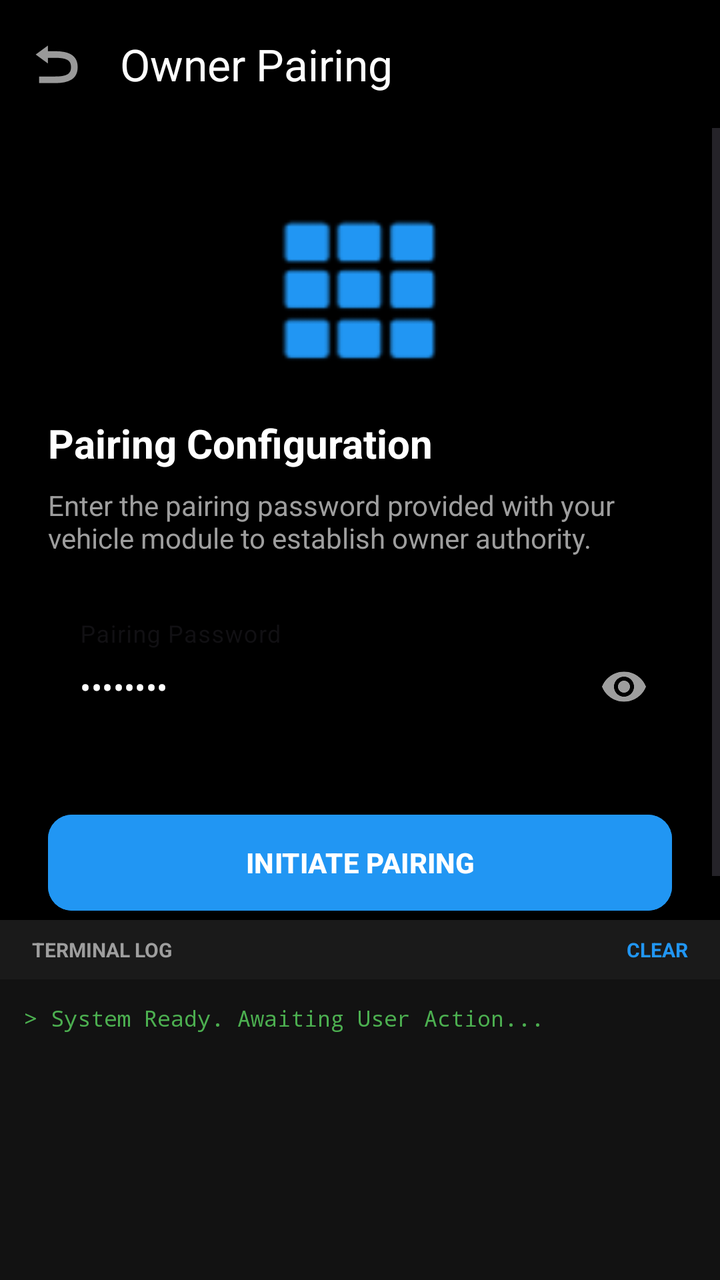
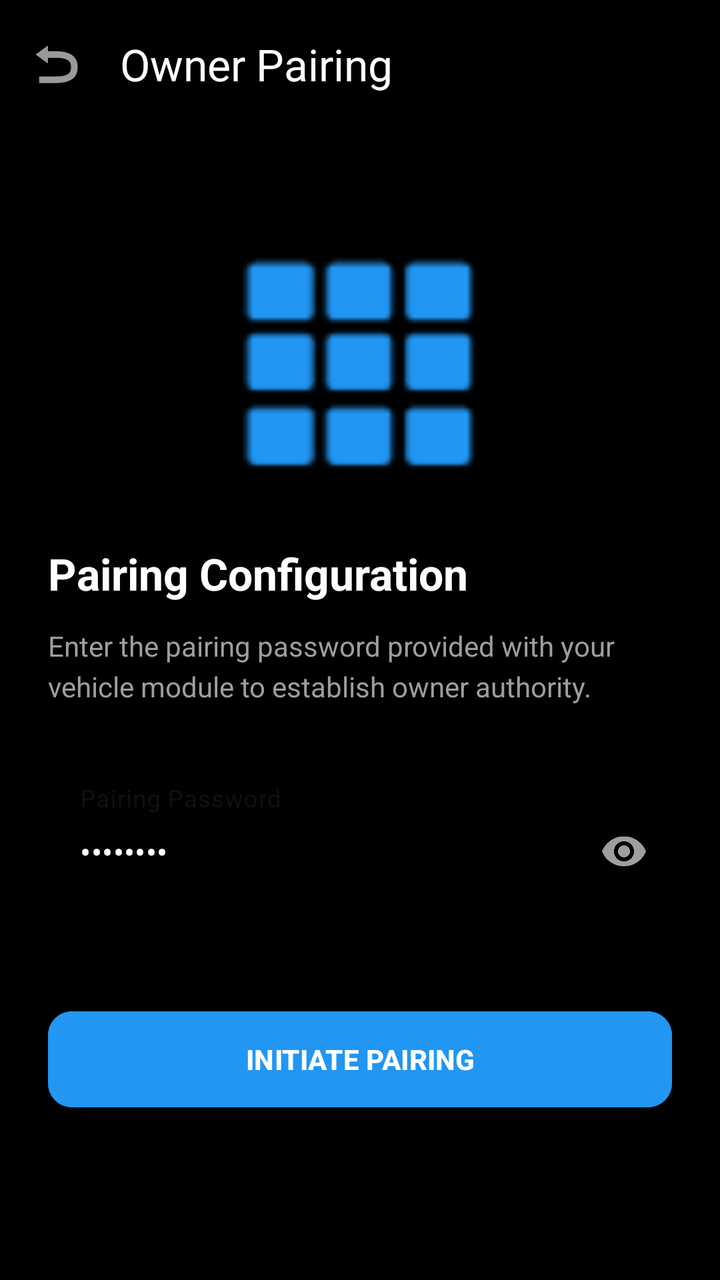

Compare the two renders of this Android layout. The source of the first and the diff that turns it into the second are given below.
<!-- AndroidManifest.xml: application theme Theme._100_BasicCrypto -->
<!-- res/layout/activity_pairing.xml -->
<?xml version="1.0" encoding="utf-8"?>
<androidx.constraintlayout.widget.ConstraintLayout xmlns:android="http://schemas.android.com/apk/res/android"
    xmlns:app="http://schemas.android.com/apk/res-auto"
    xmlns:tools="http://schemas.android.com/tools"
    android:layout_width="match_parent"
    android:layout_height="match_parent"
    android:background="@color/black"
    android:fitsSystemWindows="true">

    
    <androidx.appcompat.widget.Toolbar
        android:id="@+id/toolbar_pairing"
        android:layout_width="match_parent"
        android:layout_height="?attr/actionBarSize"
        android:background="@color/black"
        app:navigationIcon="@android:drawable/ic_menu_revert"
        app:navigationIconTint="@color/white"
        app:title="Owner Pairing"
        app:titleTextColor="@color/white"
        app:layout_constraintTop_toTopOf="parent" />

    <ScrollView
        android:layout_width="match_parent"
        android:layout_height="0dp"
        app:layout_constraintTop_toBottomOf="@id/toolbar_pairing"
        app:layout_constraintBottom_toTopOf="@id/ll_pairing_log_container">

        <LinearLayout
            android:layout_width="match_parent"
            android:layout_height="wrap_content"
            android:orientation="vertical"
            android:padding="24dp">

            <ImageView
                android:layout_width="80dp"
                android:layout_height="80dp"
                android:layout_gravity="center"
                android:layout_marginTop="16dp"
                android:layout_marginBottom="24dp"
                android:src="@android:drawable/ic_dialog_dialer"
                app:tint="@color/primary_blue" />

            <TextView
                android:layout_width="wrap_content"
                android:layout_height="wrap_content"
                android:text="Pairing Configuration"
                android:textColor="@color/white"
                android:textSize="20sp"
                android:textStyle="bold" />

            <TextView
                android:layout_width="wrap_content"
                android:layout_height="wrap_content"
                android:layout_marginTop="8dp"
                android:text="Enter the pairing password provided with your vehicle module to establish owner authority."
                android:textColor="@color/gray_text"
                android:textSize="14sp" />

            
            <com.google.android.material.textfield.TextInputLayout
                android:id="@+id/til_pairing_password"
                style="@style/Widget.MaterialComponents.TextInputLayout.OutlinedBox"
                android:layout_width="match_parent"
                android:layout_height="wrap_content"
                android:layout_marginTop="32dp"
                android:hint="Pairing Password"
                app:boxStrokeColor="@color/primary_blue"
                app:hintTextColor="@color/primary_blue"
                app:passwordToggleEnabled="true"
                app:passwordToggleTint="@color/gray_text">

                <com.google.android.material.textfield.TextInputEditText
                    android:id="@+id/et_pairing_password"
                    android:layout_width="match_parent"
                    android:layout_height="wrap_content"
                    android:inputType="textPassword"
                    android:text="12345678"
                    android:textColor="@color/white" />
            </com.google.android.material.textfield.TextInputLayout>

            
            <Button
                android:id="@+id/btn_start_pairing"
                android:layout_width="match_parent"
                android:layout_height="56dp"
                android:layout_marginTop="32dp"
                android:backgroundTint="@color/primary_blue"
                android:text="INITIATE PAIRING"
                android:textAllCaps="true"
                android:textStyle="bold"
                app:cornerRadius="12dp" />

        </LinearLayout>
    </ScrollView>

    
    <LinearLayout
        android:id="@+id/ll_pairing_log_container"
        android:layout_width="match_parent"
        android:layout_height="180dp"
        android:background="#121212"
        android:orientation="vertical"
        app:layout_constraintBottom_toBottomOf="parent">

        <RelativeLayout
            android:layout_width="match_parent"
            android:layout_height="wrap_content"
            android:paddingHorizontal="16dp"
            android:paddingVertical="8dp"
            android:background="#1A1A1A">

            <TextView
                android:layout_width="wrap_content"
                android:layout_height="wrap_content"
                android:text="TERMINAL LOG"
                android:textColor="@color/gray_text"
                android:textSize="10sp"
                android:textStyle="bold" />

            <TextView
                android:id="@+id/btn_clear_pairing_log"
                android:layout_width="wrap_content"
                android:layout_height="wrap_content"
                android:layout_alignParentEnd="true"
                android:text="CLEAR"
                android:textColor="@color/primary_blue"
                android:textSize="10sp"
                android:textStyle="bold"
                android:clickable="true"
                android:focusable="true"/>
        </RelativeLayout>

        <androidx.core.widget.NestedScrollView
            android:layout_width="match_parent"
            android:layout_height="match_parent"
            android:padding="12dp">

            <TextView
                android:id="@+id/tv_pairing_log"
                android:layout_width="match_parent"
                android:layout_height="wrap_content"
                android:fontFamily="monospace"
                android:text="> System Ready. Awaiting User Action..."
                android:textColor="@color/success_green"
                android:textSize="11sp" />
        </androidx.core.widget.NestedScrollView>
    </LinearLayout>

</androidx.constraintlayout.widget.ConstraintLayout>
<!-- resources referenced by this layout -->
<resources>
  <color name="black">#000000</color>
  <color name="gray_text">#9E9E9E</color>
  <color name="primary_blue">#2196F3</color>
  <color name="success_green">#4CAF50</color>
  <color name="white">#FFFFFF</color>
  <style name="Theme._100_BasicCrypto" parent="Base.Theme._100_BasicCrypto" />
  <style name="Base.Theme._100_BasicCrypto" parent="Theme.Material3.DayNight.NoActionBar">
          
          
      </style>
</resources>

<!-- the commit's change to res/layout/activity_pairing.xml (unified diff, before → after) -->
@@ -23,7 +23,7 @@
         android:layout_width="match_parent"
         android:layout_height="0dp"
         app:layout_constraintTop_toBottomOf="@id/toolbar_pairing"
-        app:layout_constraintBottom_toTopOf="@id/ll_pairing_log_container">
+        app:layout_constraintBottom_toBottomOf="parent">
 
         <LinearLayout
             android:layout_width="match_parent"
@@ -32,11 +32,11 @@
             android:padding="24dp">
 
             <ImageView
-                android:layout_width="80dp"
-                android:layout_height="80dp"
+                android:layout_width="120dp"
+                android:layout_height="120dp"
                 android:layout_gravity="center"
-                android:layout_marginTop="16dp"
-                android:layout_marginBottom="24dp"
+                android:layout_marginTop="32dp"
+                android:layout_marginBottom="32dp"
                 android:src="@android:drawable/ic_dialog_dialer"
                 app:tint="@color/primary_blue" />
 
@@ -45,16 +45,17 @@
                 android:layout_height="wrap_content"
                 android:text="Pairing Configuration"
                 android:textColor="@color/white"
-                android:textSize="20sp"
+                android:textSize="22sp"
                 android:textStyle="bold" />
 
             <TextView
                 android:layout_width="wrap_content"
                 android:layout_height="wrap_content"
-                android:layout_marginTop="8dp"
+                android:layout_marginTop="12dp"
                 android:text="Enter the pairing password provided with your vehicle module to establish owner authority."
                 android:textColor="@color/gray_text"
-                android:textSize="14sp" />
+                android:textSize="14sp"
+                android:lineSpacingExtra="4dp" />
 
             
             <com.google.android.material.textfield.TextInputLayout
@@ -62,7 +63,7 @@
                 style="@style/Widget.MaterialComponents.TextInputLayout.OutlinedBox"
                 android:layout_width="match_parent"
                 android:layout_height="wrap_content"
-                android:layout_marginTop="32dp"
+                android:layout_marginTop="40dp"
                 android:hint="Pairing Password"
                 app:boxStrokeColor="@color/primary_blue"
                 app:hintTextColor="@color/primary_blue"
@@ -83,7 +84,7 @@
                 android:id="@+id/btn_start_pairing"
                 android:layout_width="match_parent"
                 android:layout_height="56dp"
-                android:layout_marginTop="32dp"
+                android:layout_marginTop="48dp"
                 android:backgroundTint="@color/primary_blue"
                 android:text="INITIATE PAIRING"
                 android:textAllCaps="true"
@@ -93,57 +94,4 @@
         </LinearLayout>
     </ScrollView>
 
-    
-    <LinearLayout
-        android:id="@+id/ll_pairing_log_container"
-        android:layout_width="match_parent"
-        android:layout_height="180dp"
-        android:background="#121212"
-        android:orientation="vertical"
-        app:layout_constraintBottom_toBottomOf="parent">
-
-        <RelativeLayout
-            android:layout_width="match_parent"
-            android:layout_height="wrap_content"
-            android:paddingHorizontal="16dp"
-            android:paddingVertical="8dp"
-            android:background="#1A1A1A">
-
-            <TextView
-                android:layout_width="wrap_content"
-                android:layout_height="wrap_content"
-                android:text="TERMINAL LOG"
-                android:textColor="@color/gray_text"
-                android:textSize="10sp"
-                android:textStyle="bold" />
-
-            <TextView
-                android:id="@+id/btn_clear_pairing_log"
-                android:layout_width="wrap_content"
-                android:layout_height="wrap_content"
-                android:layout_alignParentEnd="true"
-                android:text="CLEAR"
-                android:textColor="@color/primary_blue"
-                android:textSize="10sp"
-                android:textStyle="bold"
-                android:clickable="true"
-                android:focusable="true"/>
-        </RelativeLayout>
-
-        <androidx.core.widget.NestedScrollView
-            android:layout_width="match_parent"
-            android:layout_height="match_parent"
-            android:padding="12dp">
-
-            <TextView
-                android:id="@+id/tv_pairing_log"
-                android:layout_width="match_parent"
-                android:layout_height="wrap_content"
-                android:fontFamily="monospace"
-                android:text="> System Ready. Awaiting User Action..."
-                android:textColor="@color/success_green"
-                android:textSize="11sp" />
-        </androidx.core.widget.NestedScrollView>
-    </LinearLayout>
-
 </androidx.constraintlayout.widget.ConstraintLayout>
<!-- resource entries referenced after the edit -->
@@ -3,7 +3,6 @@
   <color name="black">#000000</color>
   <color name="gray_text">#9E9E9E</color>
   <color name="primary_blue">#2196F3</color>
-  <color name="success_green">#4CAF50</color>
   <color name="white">#FFFFFF</color>
   <style name="Theme._100_BasicCrypto" parent="Base.Theme._100_BasicCrypto" />
   <style name="Base.Theme._100_BasicCrypto" parent="Theme.Material3.DayNight.NoActionBar">
